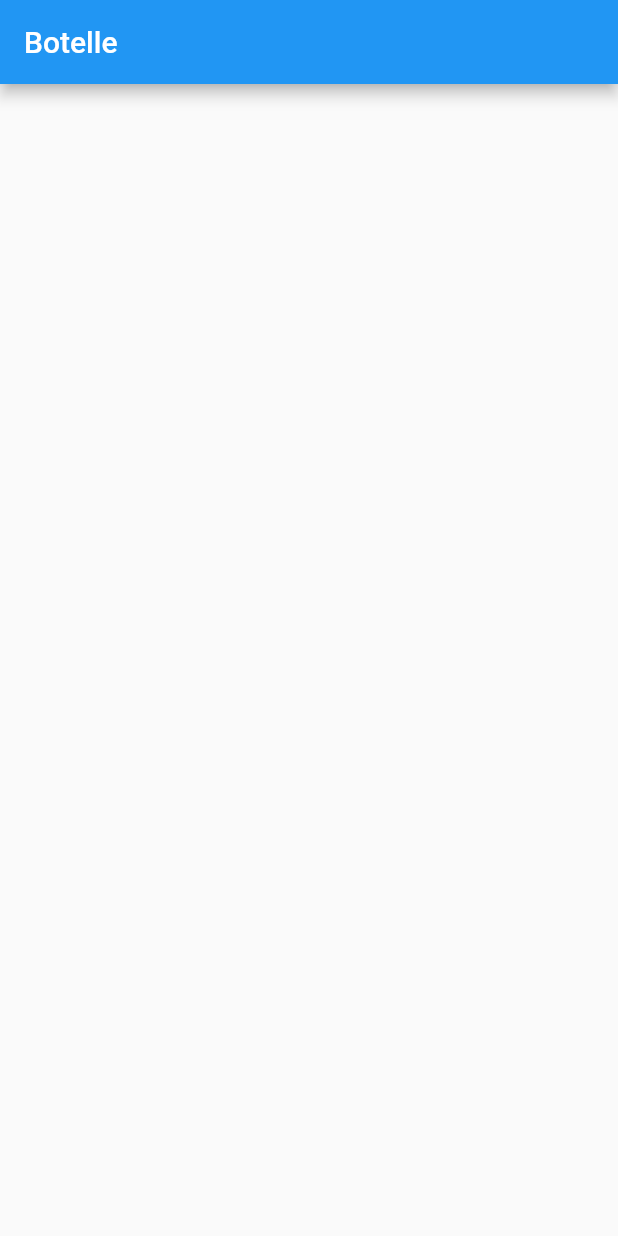
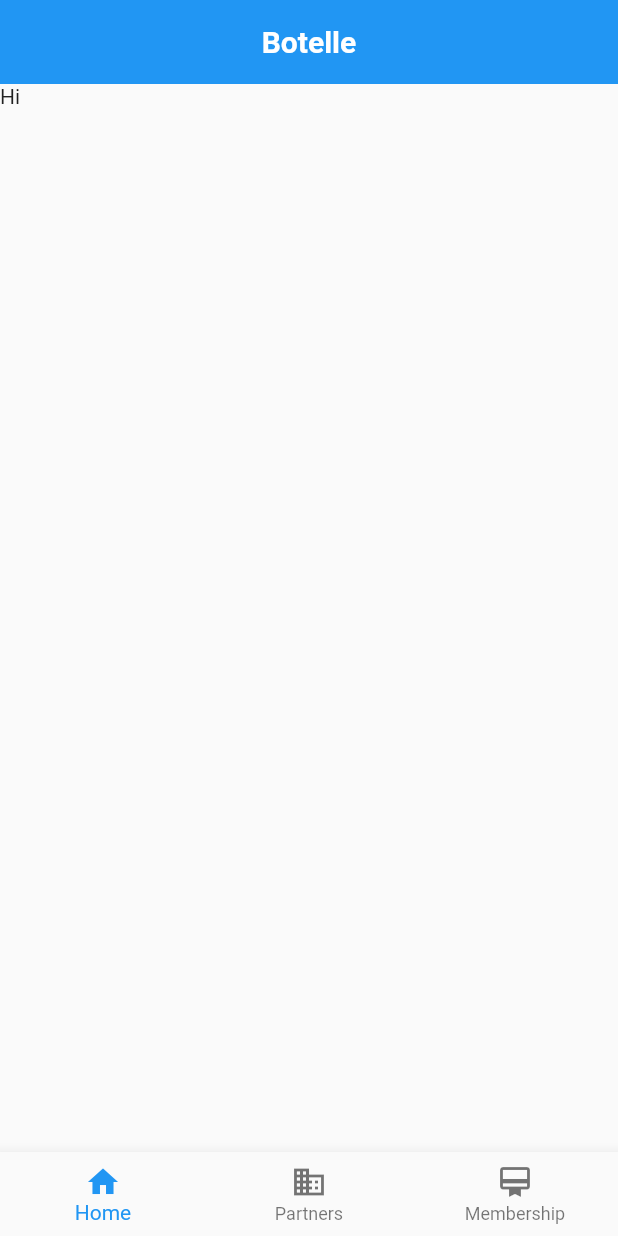
Before and after one commit to reyvb24/Aws-Hackathon, a Flutter app: the screen it shows after launch, on a phone screen of 412 x 824 dp. Run offline on Flutter 3.47's test engine with Material 2 defaults, Android fonts, the light colour scheme and no system bars.

Commit message:
update home

```diff
--- a/botelle/lib/home.dart
+++ b/botelle/lib/home.dart
@@ -10,7 +10,34 @@ class _HomeState extends State<Home> {
   Widget build(BuildContext context) {
     return Scaffold(
       appBar: AppBar(
-        title: Text("Botelle"),
+        title: Text(
+          "Botelle",
+          style: TextStyle(
+            fontSize: 20,
+            fontWeight: FontWeight.bold,
+          ),
+        ),
+        centerTitle: true,
+        elevation: 0.0,
+      ),
+      body: PageView(
+        children: [Text("Hi")],
+      ),
+      bottomNavigationBar: BottomNavigationBar(
+        items: const <BottomNavigationBarItem>[
+          BottomNavigationBarItem(
+            icon: Icon(Icons.home),
+            title: Text("Home"),
+          ),
+          BottomNavigationBarItem(
+            icon: Icon(Icons.business),
+            title: Text("Partners"),
+          ),
+          BottomNavigationBarItem(
+            icon: Icon(Icons.card_membership),
+            title: Text("Membership"),
+          ),
+        ],
       ),
     );
   }
```
